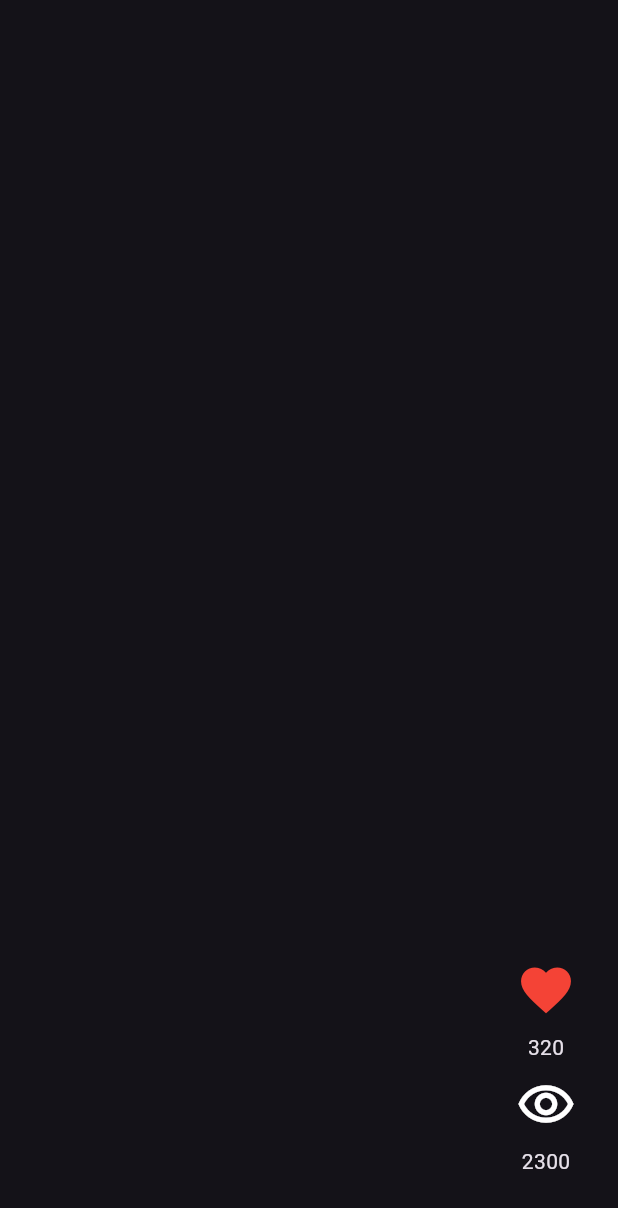
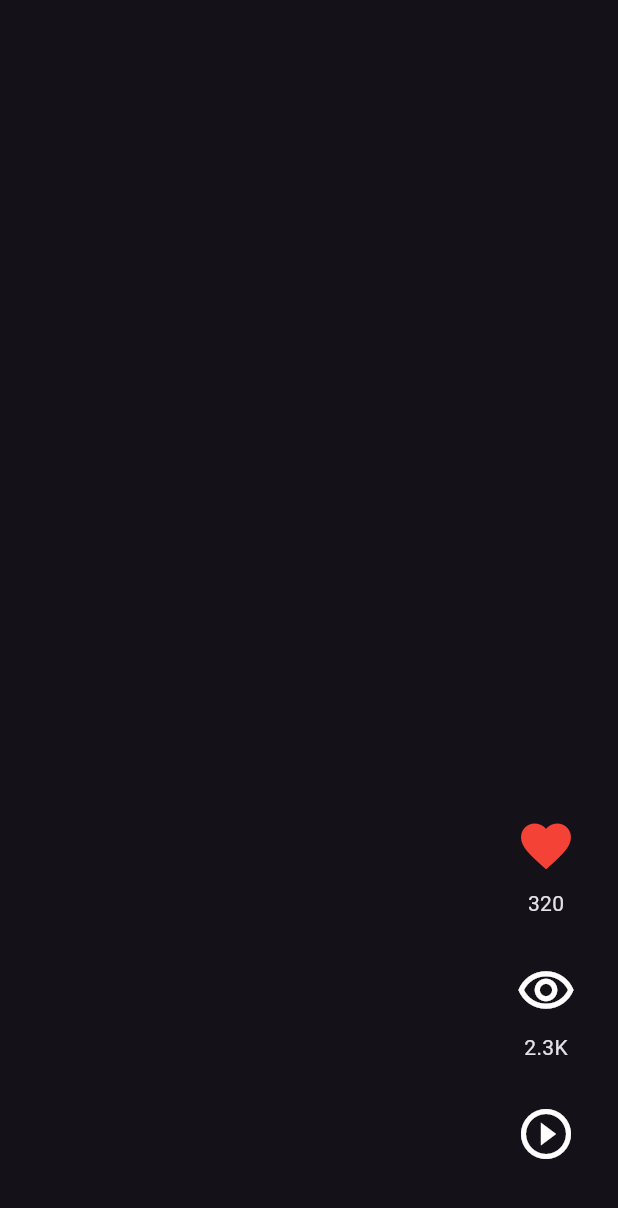
Before and after one commit to EyYiCi/dart-tiktok-practice, a Flutter app: the screen it shows after launch, swiped to page 4, on a phone screen of 412 x 824 dp. Shown: the top 1208 px of the screen. Run offline on Flutter 3.47's test engine with Material 3 defaults, Android fonts, the phone set to English and light mode, and no system bars.

Commit message:
add: Numeros legibles y animate_do

```diff
--- /dev/null
+++ b/lib/config/helpers/human_formats.dart
@@ -0,0 +1,17 @@
+
+
+import 'package:intl/intl.dart';
+
+class HumanFormats {
+  static String humanReadbleNumber(double number){
+
+    final formatterNumber = NumberFormat.compactCurrency(
+      decimalDigits: 0,
+      symbol: '',
+    ).format(number);
+
+    return formatterNumber;
+  }
+}
+
+//HumanFormats.humanReadbleNumber();
--- a/lib/presentation/widgets/shared/video_buttons.dart
+++ b/lib/presentation/widgets/shared/video_buttons.dart
@@ -1,6 +1,8 @@
 
+import 'package:animate_do/animate_do.dart';
 import 'package:flutter/material.dart';
 import 'package:tiktok/config/domain/entities/video_post.dart';
+import 'package:tiktok/config/helpers/human_formats.dart';
 
 class VideoButtons extends StatelessWidget {
   final VideoPost video;
@@ -12,7 +14,13 @@ class VideoButtons extends StatelessWidget {
     return Column(
       children: [
         _CustomIconButton( value:video.likes, iconColor: Colors.red, iconData: Icons.favorite,),
+        const SizedBox(height: 20),
         _CustomIconButton( value:video.views, iconData: Icons.remove_red_eye_outlined,),
+        const SizedBox(height: 20),
+        SpinPerfect(
+          infinite: true,
+          duration: const Duration(seconds: 5),
+          child: const _CustomIconButton( value:0, iconData: Icons.play_circle_outline,)),
       ],
 
       );
@@ -36,7 +44,8 @@ class _CustomIconButton extends StatelessWidget {
     return Column(children: [
       IconButton(onPressed: (){},
        icon: Icon(iconData, color: color, size: 40)),
-      Text('$value')
+       if(value > 0)
+      Text(HumanFormats.humanReadbleNumber(value.toDouble()))
     ],);
   }
 }
```
Also changed, not shown: pubspec.yaml (+2 -6 lines), pubspec.lock.
